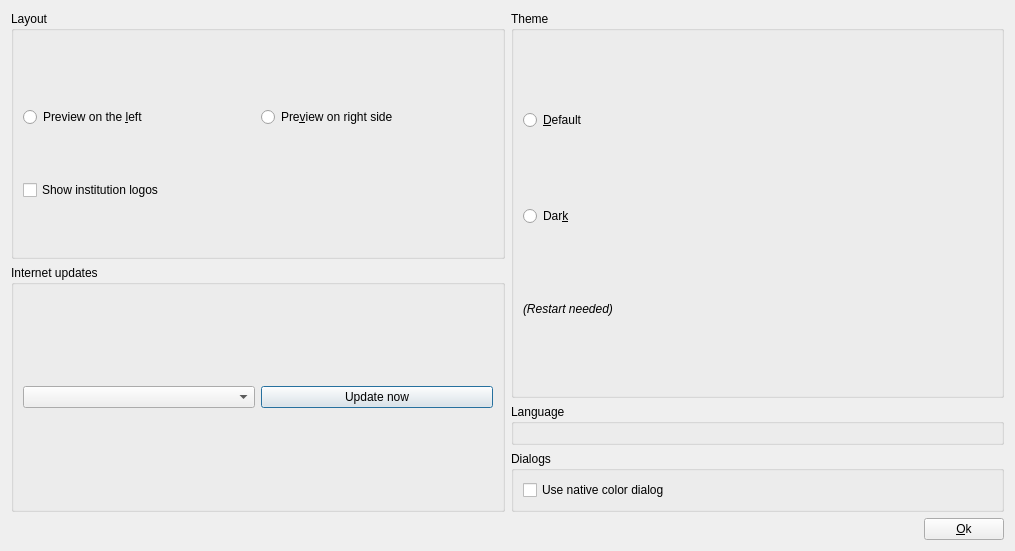
This is ui/dialogsettings.ui in c-koi/gmic-qt as Qt 5 draws it before an edit. The edited form follows.
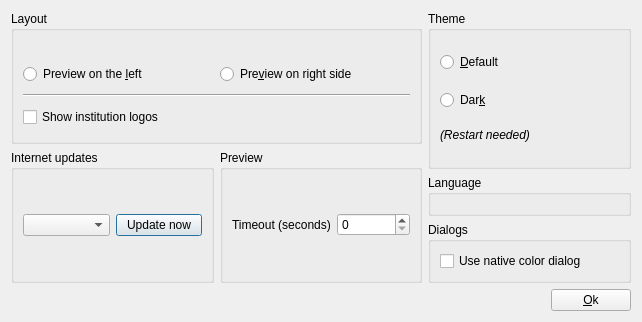
This is the edited form. Icons and pictures are not drawn. Custom widgets are drawn as their Qt base class.

Commit message: Add preview timeout in settings dialog

What changed in the file:
```diff
--- a/ui/dialogsettings.ui
+++ b/ui/dialogsettings.ui
@@ -6,8 +6,8 @@
    <rect>
     <x>0</x>
     <y>0</y>
-    <width>1015</width>
-    <height>551</height>
+    <width>642</width>
+    <height>322</height>
    </rect>
   </property>
   <property name="windowTitle">
@@ -16,83 +16,7 @@
   <layout class="QVBoxLayout" name="verticalLayout_2" stretch="1,0">
    <item>
     <layout class="QGridLayout" name="gridLayout">
-     <item row="0" column="0">
-      <widget class="QGroupBox" name="groupBox_2">
-       <property name="title">
-        <string>Layout</string>
-       </property>
-       <layout class="QGridLayout" name="gridLayout_2">
-        <item row="0" column="0">
-         <layout class="QVBoxLayout" name="verticalLayout">
-          <item>
-           <widget class="ClickableLabel" name="labelPreviewLeft">
-            <property name="sizePolicy">
-             <sizepolicy hsizetype="Preferred" vsizetype="Fixed">
-              <horstretch>0</horstretch>
-              <verstretch>0</verstretch>
-             </sizepolicy>
-            </property>
-            <property name="text">
-             <string/>
-            </property>
-            <property name="pixmap">
-             <pixmap resource="../gmic_qt.qrc">:/images/preview_left.png</pixmap>
-            </property>
-            <property name="alignment">
-             <set>Qt::AlignCenter</set>
-            </property>
-           </widget>
-          </item>
-          <item>
-           <widget class="QRadioButton" name="rbLeftPreview">
-            <property name="text">
-             <string>Preview on the &amp;left</string>
-            </property>
-           </widget>
-          </item>
-         </layout>
-        </item>
-        <item row="0" column="1">
-         <layout class="QVBoxLayout" name="verticalLayout_4">
-          <item>
-           <widget class="ClickableLabel" name="labelPreviewRight">
-            <property name="sizePolicy">
-             <sizepolicy hsizetype="Preferred" vsizetype="Fixed">
-              <horstretch>0</horstretch>
-              <verstretch>0</verstretch>
-             </sizepolicy>
-            </property>
-            <property name="text">
-             <string/>
-            </property>
-            <property name="pixmap">
-             <pixmap resource="../gmic_qt.qrc">:/images/preview_right.png</pixmap>
-            </property>
-            <property name="alignment">
-             <set>Qt::AlignCenter</set>
-            </property>
-           </widget>
-          </item>
-          <item>
-           <widget class="QRadioButton" name="rbRightPreview">
-            <property name="text">
-             <string>Pre&amp;view on right side</string>
-            </property>
-           </widget>
-          </item>
-         </layout>
-        </item>
-        <item row="1" column="0" colspan="2">
-         <widget class="QCheckBox" name="cbShowLogos">
-          <property name="text">
-           <string>Show institution logos</string>
-          </property>
-         </widget>
-        </item>
-       </layout>
-      </widget>
-     </item>
-     <item row="0" column="1" rowspan="2">
+     <item row="0" column="2" rowspan="2">
       <layout class="QVBoxLayout" name="verticalLayout_5" stretch="1,0,0">
        <item>
         <widget class="QGroupBox" name="groupBox_3">
@@ -179,6 +103,108 @@
        </layout>
       </widget>
      </item>
+     <item row="1" column="1">
+      <widget class="QGroupBox" name="groupBox_6">
+       <property name="title">
+        <string>Preview</string>
+       </property>
+       <layout class="QHBoxLayout" name="horizontalLayout_3">
+        <item>
+         <widget class="QLabel" name="label_2">
+          <property name="text">
+           <string>Timeout (seconds)</string>
+          </property>
+         </widget>
+        </item>
+        <item>
+         <widget class="QSpinBox" name="sbPreviewTimeout"/>
+        </item>
+       </layout>
+      </widget>
+     </item>
+     <item row="0" column="0" colspan="2">
+      <widget class="QGroupBox" name="groupBox_2">
+       <property name="title">
+        <string>Layout</string>
+       </property>
+       <layout class="QGridLayout" name="gridLayout_2">
+        <item row="0" column="1">
+         <layout class="QVBoxLayout" name="verticalLayout_4">
+          <item>
+           <widget class="ClickableLabel" name="labelPreviewRight">
+            <property name="sizePolicy">
+             <sizepolicy hsizetype="Preferred" vsizetype="Fixed">
+              <horstretch>0</horstretch>
+              <verstretch>0</verstretch>
+             </sizepolicy>
+            </property>
+            <property name="text">
+             <string/>
+            </property>
+            <property name="pixmap">
+             <pixmap resource="../gmic_qt.qrc">:/images/preview_right.png</pixmap>
+            </property>
+            <property name="alignment">
+             <set>Qt::AlignCenter</set>
+            </property>
+           </widget>
+          </item>
+          <item>
+           <widget class="QRadioButton" name="rbRightPreview">
+            <property name="text">
+             <string>Pre&amp;view on right side</string>
+            </property>
+           </widget>
+          </item>
+         </layout>
+        </item>
+        <item row="2" column="0" colspan="2">
+         <widget class="QCheckBox" name="cbShowLogos">
+          <property name="text">
+           <string>Show institution logos</string>
+          </property>
+         </widget>
+        </item>
+        <item row="0" column="0">
+         <layout class="QVBoxLayout" name="verticalLayout">
+          <item>
+           <widget class="ClickableLabel" name="labelPreviewLeft">
+            <property name="sizePolicy">
+             <sizepolicy hsizetype="Preferred" vsizetype="Fixed">
+              <horstretch>0</horstretch>
+              <verstretch>0</verstretch>
+             </sizepolicy>
+            </property>
+            <property name="text">
+             <string/>
+            </property>
+            <property name="pixmap">
+             <pixmap resource="../gmic_qt.qrc">:/images/preview_left.png</pixmap>
+            </property>
+            <property name="alignment">
+             <set>Qt::AlignCenter</set>
+            </property>
+           </widget>
+          </item>
+          <item>
+           <widget class="QRadioButton" name="rbLeftPreview">
+            <property name="text">
+             <string>Preview on the &amp;left</string>
+            </property>
+           </widget>
+          </item>
+         </layout>
+        </item>
+        <item row="1" column="0" colspan="2">
+         <widget class="Line" name="line">
+          <property name="orientation">
+           <enum>Qt::Horizontal</enum>
+          </property>
+         </widget>
+        </item>
+       </layout>
+      </widget>
+     </item>
     </layout>
    </item>
    <item>
```
The commit also changes 31 other files.
